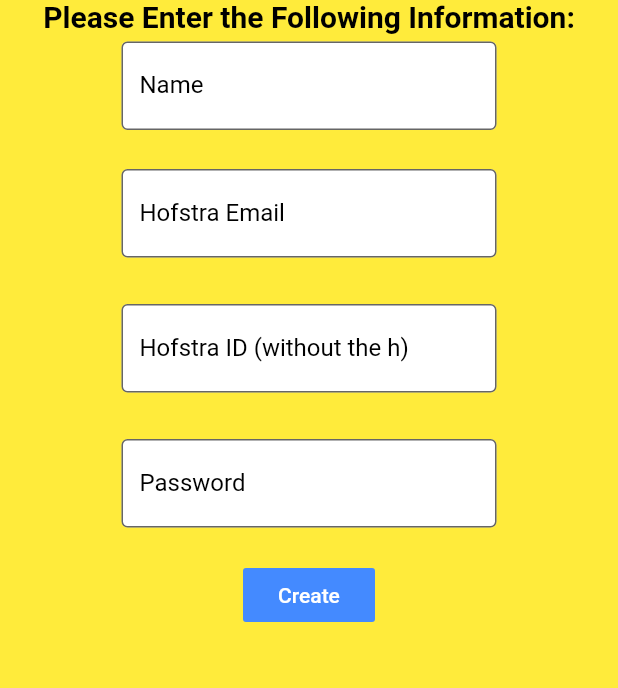
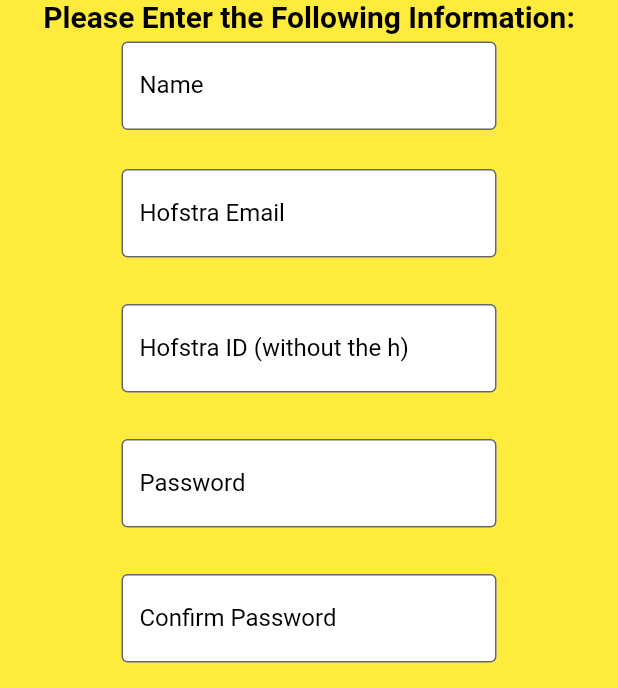
Before and after one commit to dtleight/HofSwap, a Flutter app: the NewUserPage screen opened directly, on a phone screen of 412 x 824 dp, the part 548-1236 px from its top. Run offline on Flutter 3.47's test engine with Material 2 defaults, Android fonts, the phone set to English and light mode, and no system bars; our stand-ins replace cached_network_image, cloud_firestore, firebase_auth, firebase_core, fluttertoast, image_picker; missing offline and left inert: mailer; accounts and stored records are empty.

Commit message:
Confirm Password when creating new user

```diff
--- a/lib/Pages/NewUserPage.dart
+++ b/lib/Pages/NewUserPage.dart
@@ -27,6 +27,7 @@ class _NewUserPageState extends State<NewUserPage> {
   @override
   Widget build(BuildContext context) {
     textControllers.addAll([
+      new TextEditingController(),
       new TextEditingController(),
       new TextEditingController(),
       new TextEditingController(),
@@ -145,6 +146,29 @@ class _NewUserPageState extends State<NewUserPage> {
                         controller: textControllers[3]),
                   ),
                 ),
+                Padding(
+                  padding: EdgeInsets.all(10),
+                  child: Container(
+                    height: 70.0,
+                    width: 250.0,
+                    child: TextField(
+                        obscureText: true,
+                        decoration: new InputDecoration(
+                            labelText: "Confirm Password",
+                            filled: true,
+                            labelStyle: TextStyle(
+                              color: Colors.black,
+                            ),
+                            fillColor: Colors.white,
+                            focusedBorder: OutlineInputBorder(
+                                borderSide: BorderSide(
+                                    color: Colors.black, width: 1.0)),
+                            border: OutlineInputBorder(
+                                borderSide: BorderSide(
+                                    color: Colors.black, width: 1.0))),
+                        controller: textControllers[4]),
+                  ),
+                ),
                 Builder(
                   builder: (context) {
                     return FlatButton(
@@ -170,6 +194,7 @@ class _NewUserPageState extends State<NewUserPage> {
                                     if (!snapShot
                                         .exists) { //make sure the Hofstra ID is correct length, starts with 70 and is only numbers
                                       if (textControllers[3].text.length >= 6) {
+                                        if(textControllers[3].text == textControllers[4].text){
                                         String result = await new DatabaseRouting()
                                             .generateUser(
                                             textControllers[0].text,
@@ -200,6 +225,18 @@ class _NewUserPageState extends State<NewUserPage> {
                                         else {
                                           //show dialog with the error
                                           _showError(result);
+                                        }
+                                        }
+                                        else{
+                                          Fluttertoast.showToast(
+                                              msg: "Your passwords do not match",
+                                              toastLength: Toast.LENGTH_SHORT,
+                                              gravity: ToastGravity.BOTTOM,
+                                              timeInSecForIosWeb: 1,
+                                              backgroundColor: Colors.black38,
+                                              textColor: Colors.white,
+                                              fontSize: 16.0
+                                          );
                                         }
                                       }
                                       else {
--- a/lib/Singeltons/DatabaseRouting.dart
+++ b/lib/Singeltons/DatabaseRouting.dart
@@ -96,7 +96,7 @@ class DatabaseRouting {
           msg: "Incorrect Password or you have not Validated your account",
           toastLength: Toast.LENGTH_SHORT,
           gravity: ToastGravity.BOTTOM,
-          timeInSecForIosWeb: 1,
+          timeInSecForIosWeb: 3,
           backgroundColor: Colors.black38,
           textColor: Colors.white,
           fontSize: 16.0
```
